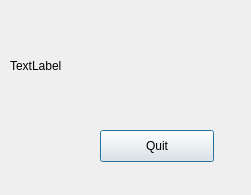
The window that push_gui/ui/exit_notice_dialog.ui (INCF/one_click) describes before a commit, drawn with Qt 5.
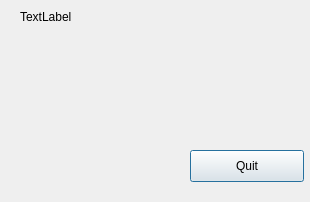
The same window after the commit.

The edit to the form file:
```diff
--- a/push_gui/ui/exit_notice_dialog.ui
+++ b/push_gui/ui/exit_notice_dialog.ui
@@ -6,8 +6,8 @@
    <rect>
     <x>0</x>
     <y>0</y>
-    <width>251</width>
-    <height>195</height>
+    <width>310</width>
+    <height>202</height>
    </rect>
   </property>
   <property name="windowTitle">
@@ -16,8 +16,8 @@
   <widget class="QPushButton" name="quit_button">
    <property name="geometry">
     <rect>
-     <x>100</x>
-     <y>130</y>
+     <x>190</x>
+     <y>150</y>
      <width>114</width>
      <height>32</height>
     </rect>
@@ -29,15 +29,18 @@
   <widget class="QLabel" name="label">
    <property name="geometry">
     <rect>
-     <x>10</x>
-     <y>20</y>
-     <width>211</width>
-     <height>91</height>
+     <x>20</x>
+     <y>10</y>
+     <width>271</width>
+     <height>131</height>
     </rect>
    </property>
    <property name="text">
     <string>TextLabel</string>
    </property>
+   <property name="alignment">
+    <set>Qt::AlignLeading|Qt::AlignLeft|Qt::AlignTop</set>
+   </property>
    <property name="wordWrap">
     <bool>true</bool>
    </property>
```
